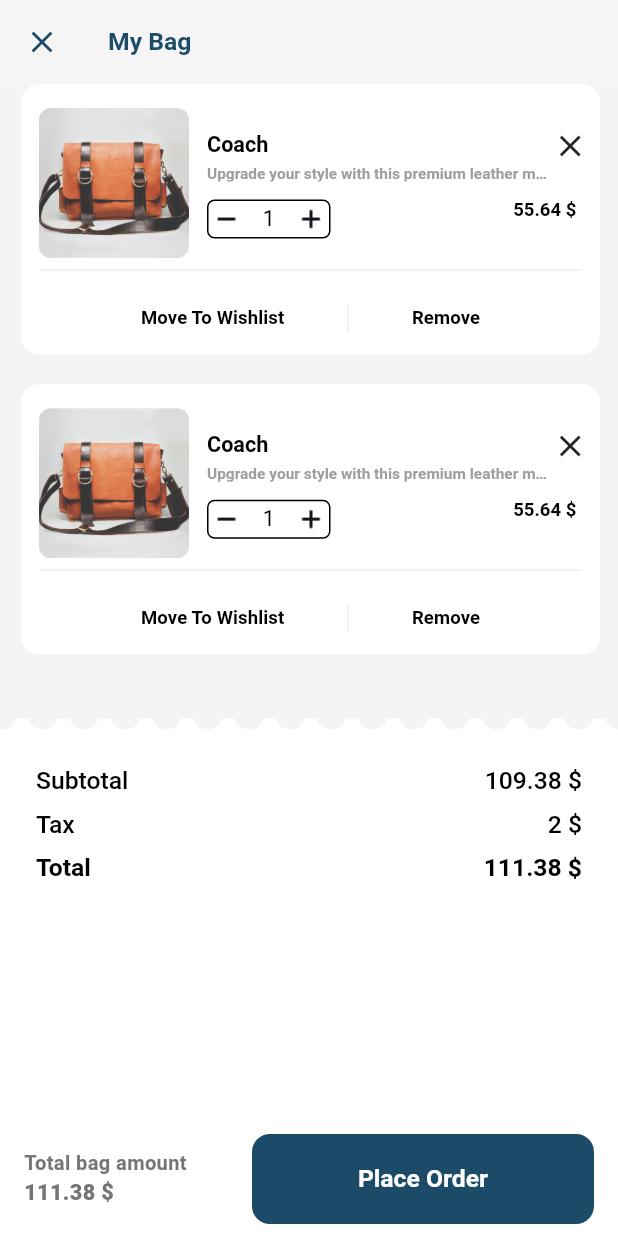
After one commit to TheSam912/woocom, a Flutter app: the BasketMobile screen opened by its route, on a phone screen of 412 x 824 dp. The commit adds this screen. Run offline on Flutter 3.47's test engine with Material 3 defaults, Android fonts, the phone set to English and light mode, and no system bars; our stand-ins replace carousel_slider, flutter_riverpod, flutter_screenutil, go_router, google_fonts; Roboto replaces fonts that are missing (Dosis).

Commit message:
basket web and mobile ui done

```diff
--- a/lib/core/constants/app_assets.dart
+++ b/lib/core/constants/app_assets.dart
@@ -5,6 +5,7 @@ class AppAssets {
   static const String banner1_web = "assets/images/banner1_web.png";
   static const String banner_blac_web = "assets/images/banner_black.png";
   static const String userPlaceholder = "assets/images/user_placeholder.png";
+  static const String bagBg = "assets/images/bag_bg.png";
 
   static const String productImage1 = "assets/images/product/product1.png";
   static const String productImage2 = "assets/images/product/product2.png";
--- a/lib/core/routes/routes.dart
+++ b/lib/core/routes/routes.dart
@@ -1,5 +1,6 @@
 import 'package:ecommerce_woocom/app.dart';
 import 'package:ecommerce_woocom/core/repository/product_respository.dart';
+import 'package:ecommerce_woocom/presentation/pages/basket/basket_mobile.dart';
 import 'package:ecommerce_woocom/presentation/pages/category/category.dart';
 import 'package:ecommerce_woocom/presentation/pages/image_slider/image_slider.dart';
 import 'package:flutter/material.dart';
@@ -128,6 +129,20 @@ final GoRouter router = GoRouter(
             },
           );
         },
+      ),GoRoute(
+        path: '/basket_mobile',
+        name: 'basket_mobile',
+        pageBuilder: (context, state) {
+          return CustomTransitionPage(
+            key: state.pageKey,
+            name: state.name,
+            child: const BasketMobile(),
+            transitionsBuilder:
+                (context, animation, secondaryAnimation, child) {
+              return myTransition(child, animation);
+            },
+          );
+        },
       ),
       GoRoute(
         path: '/image_slider',
--- /dev/null
+++ b/lib/presentation/pages/basket/basket_mobile.dart
@@ -0,0 +1,344 @@
+import 'package:ecommerce_woocom/core/constants/app_assets.dart';
+import 'package:ecommerce_woocom/core/constants/app_colors.dart';
+import 'package:ecommerce_woocom/core/constants/app_text_styles.dart';
+import 'package:flutter/material.dart';
+import 'package:flutter_screenutil/flutter_screenutil.dart';
+
+import '../../../core/constants/app_icons.dart';
+import '../../../core/repository/product_respository.dart';
+
+class BasketMobile extends StatelessWidget {
+  const BasketMobile({super.key});
+
+  @override
+  Widget build(BuildContext context) {
+    return Scaffold(
+      backgroundColor: Colors.white,
+      appBar: AppBar(
+        backgroundColor: Colors.grey.shade100,
+        title: Text(
+          "My Bag",
+          style: AppTextStyles.dynamicStyle(
+              fontWeight: FontWeight.w700,
+              color: AppColors.primary,
+              fontSize: 16.sp),
+        ),
+        actions: [],
+        leading: IconButton(
+          onPressed: () {
+            Navigator.pop(context);
+          },
+          icon: const Icon(
+            Icons.close,
+            color: AppColors.primary,
+          ),
+        ),
+      ),
+      body: ListView(
+        physics: const ClampingScrollPhysics(),
+        children: [
+          Container(
+            decoration: const BoxDecoration(
+                image: DecorationImage(
+                    image: AssetImage(AppAssets.bagBg), fit: BoxFit.fill)),
+            child: Column(
+              children: [
+                ListView.builder(
+                  shrinkWrap: true,
+                  physics: const NeverScrollableScrollPhysics(),
+                  itemCount: 2,
+                  itemBuilder: (context, index) {
+                    return _productItemWidget();
+                  },
+                ),
+                const SizedBox(
+                  height: 30,
+                ),
+              ],
+            ),
+          ),
+          Padding(
+            padding: const EdgeInsets.only(
+                left: 24, right: 24, top: 20, bottom: 100),
+            child: Column(
+              children: [
+                Row(
+                  mainAxisAlignment: MainAxisAlignment.spaceBetween,
+                  children: [
+                    _priceText("Subtotal", false),
+                    _priceText("109.38 \$", false),
+                  ],
+                ),
+                Row(
+                  mainAxisAlignment: MainAxisAlignment.spaceBetween,
+                  children: [
+                    _priceText("Tax", false),
+                    _priceText("2 \$", false),
+                  ],
+                ),
+                Row(
+                  mainAxisAlignment: MainAxisAlignment.spaceBetween,
+                  children: [
+                    _priceText("Total", true),
+                    _priceText("111.38 \$", true),
+                  ],
+                ),
+              ],
+            ),
+          ),
+        ],
+      ),
+      floatingActionButtonLocation: FloatingActionButtonLocation.centerDocked,
+      floatingActionButton: _placeOrderButton(),
+    );
+  }
+
+  Widget _productItemWidget() => Container(
+        decoration: BoxDecoration(
+            color: Colors.white, borderRadius: BorderRadius.circular(12)),
+        margin: const EdgeInsets.only(bottom: 20, left: 14, right: 12),
+        padding: const EdgeInsets.only(top: 16),
+        child: Column(
+          children: [
+            Row(
+              children: [
+                Flexible(
+                  flex: 3,
+                  child: Padding(
+                    padding: const EdgeInsets.only(left: 12),
+                    child: ClipRRect(
+                      borderRadius: BorderRadius.circular(8),
+                      child: Image.asset(
+                        AppAssets.productImage1,
+                        fit: BoxFit.contain,
+                        width: 100,
+                      ),
+                    ),
+                  ),
+                ),
+                Flexible(
+                  flex: 7,
+                  child: Padding(
+                    padding: const EdgeInsets.only(left: 12.0),
+                    child: Column(
+                      crossAxisAlignment: CrossAxisAlignment.start,
+                      children: [
+                        Row(
+                          mainAxisAlignment: MainAxisAlignment.spaceBetween,
+                          children: [
+                            DefaultTextStyle(
+                              style: AppTextStyles.dynamicStyle(
+                                  fontSize: 14.sp, fontWeight: FontWeight.w600),
+                              child: Text(
+                                ProductRepository.productList[0].headline,
+                              ),
+                            ),
+                            Padding(
+                              padding: const EdgeInsets.only(right: 4.0),
+                              child: GestureDetector(
+                                  onTap: () {}, child: const Icon(Icons.close)),
+                            )
+                            // IconButton(
+                            //     onPressed: () {}, icon: const Icon(Icons.close))
+                          ],
+                        ),
+                        SizedBox(
+                          width: 230,
+                          child: DefaultTextStyle(
+                            style: AppTextStyles.dynamicStyle(
+                              fontSize: 10.sp,
+                              fontWeight: FontWeight.w600,
+                              color: Colors.grey.shade500,
+                            ),
+                            child: Text(
+                              ProductRepository.productList[0].subHeadline,
+                              maxLines: 1,
+                              overflow: TextOverflow.ellipsis,
+                            ),
+                          ),
+                        ),
+                        SizedBox(
+                          child: Row(
+                            mainAxisAlignment: MainAxisAlignment.spaceBetween,
+                            children: [
+                              Container(
+                                margin: const EdgeInsets.only(top: 12),
+                                decoration: BoxDecoration(
+                                    border: Border.all(
+                                        color: Colors.black, width: 1),
+                                    borderRadius: BorderRadius.circular(5)),
+                                child: Row(
+                                  children: [
+                                    GestureDetector(
+                                      onTap: () {},
+                                      child: Image.asset(AppIcons.minus),
+                                    ),
+                                    Padding(
+                                      padding: const EdgeInsets.symmetric(
+                                          horizontal: 12),
+                                      child: Text(
+                                        "1",
+                                        style: AppTextStyles.dynamicStyle(
+                                            fontSize: 14.sp),
+                                      ),
+                                    ),
+                                    GestureDetector(
+                                      onTap: () {},
+                                      child: Image.asset(AppIcons.plus),
+                                    ),
+                                  ],
+                                ),
+                              ),
+                              Padding(
+                                padding: const EdgeInsets.only(right: 12.0),
+                                child: DefaultTextStyle(
+                                  style: AppTextStyles.dynamicStyle(
+                                      fontSize: 12.sp,
+                                      fontWeight: FontWeight.w700),
+                                  child: const Text(
+                                    "55.64 \$",
+                                  ),
+                                ),
+                              ),
+                            ],
+                          ),
+                        )
+                      ],
+                    ),
+                  ),
+                )
+              ],
+            ),
+            Divider(
+              indent: 12,
+              endIndent: 12,
+              color: Colors.grey.shade200,
+            ),
+            Row(
+              mainAxisAlignment: MainAxisAlignment.center,
+              children: [
+                TextButton(
+                    onPressed: () {},
+                    style: ButtonStyle(
+                        overlayColor: WidgetStatePropertyAll(
+                            AppColors.primary.withOpacity(0.5))),
+                    child: Text(
+                      "Move To Wishlist",
+                      textAlign: TextAlign.end,
+                      style: AppTextStyles.dynamicStyle(
+                          fontSize: 12.sp, fontWeight: FontWeight.w700),
+                    )),
+                Container(
+                  width: 1,
+                  height: 20,
+                  color: Colors.grey.shade200,
+                  margin: const EdgeInsets.symmetric(horizontal: 30),
+                ),
+                TextButton(
+                    onPressed: () {},
+                    style: ButtonStyle(
+                        overlayColor: WidgetStatePropertyAll(
+                            AppColors.primary.withOpacity(0.5))),
+                    child: Text(
+                      "Remove",
+                      textAlign: TextAlign.end,
+                      style: AppTextStyles.dynamicStyle(
+                          fontSize: 12.sp, fontWeight: FontWeight.w700),
+                    )),
+              ],
+            ),
+          ],
+        ),
+      );
+
+  _priceText(text, isTotal) => Padding(
+        padding: const EdgeInsets.symmetric(vertical: 5.0),
+        child: DefaultTextStyle(
+            style: AppTextStyles.dynamicStyle(
+                fontSize: 16.sp,
+                fontWeight: isTotal ? FontWeight.w700 : FontWeight.w500),
+            child: Text(text)),
+      );
+
+  _basketAppbar(context) => Container(
+        color: Colors.white,
+        child: Row(
+          children: [
+            IconButton(
+              onPressed: () {
+                Navigator.pop(context);
+              },
+              icon: const Icon(
+                Icons.close,
+                color: AppColors.primary,
+              ),
+            ),
+            const SizedBox(
+              width: 12,
+            ),
+            Text(
+              "My Bag",
+              style: AppTextStyles.dynamicStyle(
+                  fontWeight: FontWeight.w700,
+                  color: AppColors.primary,
+                  fontSize: 16.sp),
+            ),
+          ],
+        ),
+      );
+
+  _placeOrderButton() => Padding(
+        padding: const EdgeInsets.symmetric(horizontal: 16),
+        child: Row(
+          mainAxisAlignment: MainAxisAlignment.spaceBetween,
+          crossAxisAlignment: CrossAxisAlignment.end,
+          children: [
+            Flexible(
+                flex: 4,
+                child: Padding(
+                  padding: const EdgeInsets.only(bottom: 18.0),
+                  child: Column(
+                    mainAxisAlignment: MainAxisAlignment.end,
+                    crossAxisAlignment: CrossAxisAlignment.start,
+                    children: [
+                      Text(
+                        "Total bag amount",
+                        style: AppTextStyles.dynamicStyle(
+                            fontSize: 13.sp,
+                            fontWeight: FontWeight.w600,
+                            color: Colors.grey.shade600),
+                      ),
+                      Text(
+                        "111.38 \$",
+                        style: AppTextStyles.dynamicStyle(
+                            fontSize: 14.sp,
+                            fontWeight: FontWeight.w800,
+                            color: Colors.grey.shade600),
+                      ),
+                    ],
+                  ),
+                )),
+            Flexible(
+                flex: 6,
+                child: Container(
+                  height: 60,
+                  alignment: Alignment.center,
+                  margin: const EdgeInsets.only(top: 25, bottom: 8),
+                  padding: const EdgeInsets.symmetric(vertical: 12),
+                  decoration: BoxDecoration(
+                      borderRadius: BorderRadius.circular(12),
+                      color: AppColors.primary),
+                  child: DefaultTextStyle(
+                    style: AppTextStyles.dynamicStyle(
+                        fontSize: 16.sp,
+                        fontWeight: FontWeight.w700,
+                        color: Colors.white),
+                    child: const Text(
+                      "Place Order",
+                    ),
+                  ),
+                )),
+          ],
+        ),
+      );
+}
--- a/lib/presentation/dialogs/w_basket_dialog.dart
+++ b/lib/presentation/pages/basket/basket_web.dart
@@ -1,10 +1,11 @@
 import 'package:ecommerce_woocom/core/repository/product_respository.dart';
 import 'package:flutter/material.dart';
 import 'package:flutter_screenutil/flutter_screenutil.dart';
-import '../../core/constants/app_assets.dart';
-import '../../core/constants/app_colors.dart';
-import '../../core/constants/app_icons.dart';
-import '../../core/constants/app_text_styles.dart';
+
+import '../../../core/constants/app_assets.dart';
+import '../../../core/constants/app_colors.dart';
+import '../../../core/constants/app_icons.dart';
+import '../../../core/constants/app_text_styles.dart';
 
 w_BasketDialog(context) => Container(
       width: MediaQuery.of(context).size.width,
@@ -179,7 +180,9 @@ w_BasketDialog(context) => Container(
                 ],
               ),
             ),
-            Container(
+            GestureDetector(
+              onTap: () => Navigator.pop(context),
+              child: Container(
                 alignment: Alignment.center,
                 margin: const EdgeInsets.only(left: 12, right: 12, top: 25),
                 padding: const EdgeInsets.symmetric(vertical: 12),
@@ -193,6 +196,7 @@ w_BasketDialog(context) => Container(
                       color: Colors.white),
                   child: const Text(
                     "Place Order",
+                  ),
                 ),
               ),
             )
--- a/lib/presentation/widgets/w_appbar.dart
+++ b/lib/presentation/widgets/w_appbar.dart
@@ -1,12 +1,14 @@
 import 'package:ecommerce_woocom/app.dart';
 import 'package:ecommerce_woocom/core/constants/app_colors.dart';
+import 'package:ecommerce_woocom/core/routes/routes.dart';
 import 'package:ecommerce_woocom/presentation/widgets/w_iconButton.dart';
 import 'package:flutter/material.dart';
 import 'package:flutter_screenutil/flutter_screenutil.dart';
+import 'package:go_router/go_router.dart';
 import '../../core/constants/app_icons.dart';
 import '../../core/constants/app_lists.dart';
 import '../../core/constants/app_text_styles.dart';
-import '../dialogs/w_basket_dialog.dart';
+import '../pages/basket/basket_web.dart';
 
 class W_Appbar extends StatelessWidget {
   bool isTablet;
@@ -53,7 +55,7 @@ class W_Appbar extends StatelessWidget {
               Row(
                 children: [
                   wIconButton(
-                    iconPath: AppIcons.add,
+                    iconPath: AppIcons.search,
                     color: AppColors.primary,
                     size: isTablet ? 18.r : 24.r,
                     onTap: () {},
@@ -62,10 +64,10 @@ class W_Appbar extends StatelessWidget {
                     width: 12,
                   ),
                   wIconButton(
-                    iconPath: AppIcons.search,
+                    iconPath: AppIcons.bag,
                     color: AppColors.primary,
                     size: isTablet ? 18.r : 24.r,
-                    onTap: () {},
+                    onTap: () => context.pushNamed("basket_mobile"),
                   ),
                   const SizedBox(
                     width: 12,
```
Also changed, not shown: assets/images/bag_bg.png (added). Lines whose indentation alone changed are shown as unchanged.
